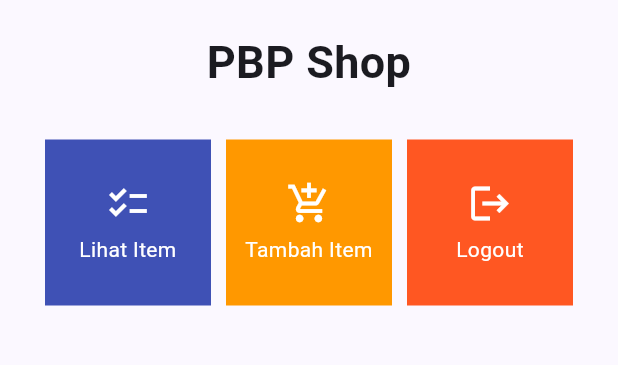
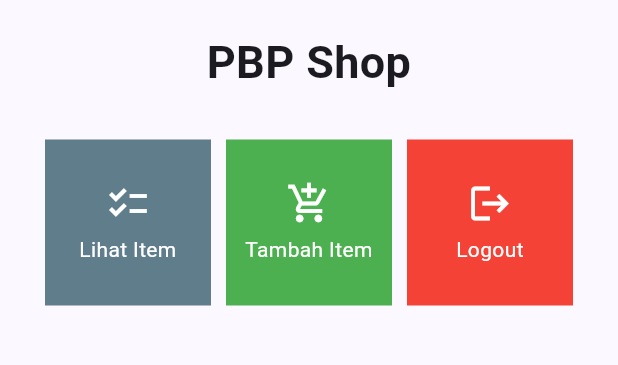
Before and after one commit to steven-fo/iStock-mobile, a Flutter app: the screen it shows after launch, on a phone screen of 412 x 824 dp, the part 84-449 px from its top. Run offline on Flutter 3.47's test engine with Material 2 defaults, Android fonts, the phone set to English and light mode, and no system bars.

Commit message:
feat: change colors

```diff
--- a/lib/menu.dart
+++ b/lib/menu.dart
@@ -4,9 +4,9 @@ class MyHomePage extends StatelessWidget {
   MyHomePage({Key? key}) : super(key: key);
 
   final List<ShopItem> items = [
-    ShopItem("Lihat Item", Icons.checklist, Colors.indigo),
-    ShopItem("Tambah Item", Icons.add_shopping_cart, Colors.orange),
-    ShopItem("Logout", Icons.logout, Colors.deepOrange),
+    ShopItem("Lihat Item", Icons.checklist, Colors.blueGrey),
+    ShopItem("Tambah Item", Icons.add_shopping_cart, Colors.green),
+    ShopItem("Logout", Icons.logout, Colors.red),
   ];
 
   @override
```
